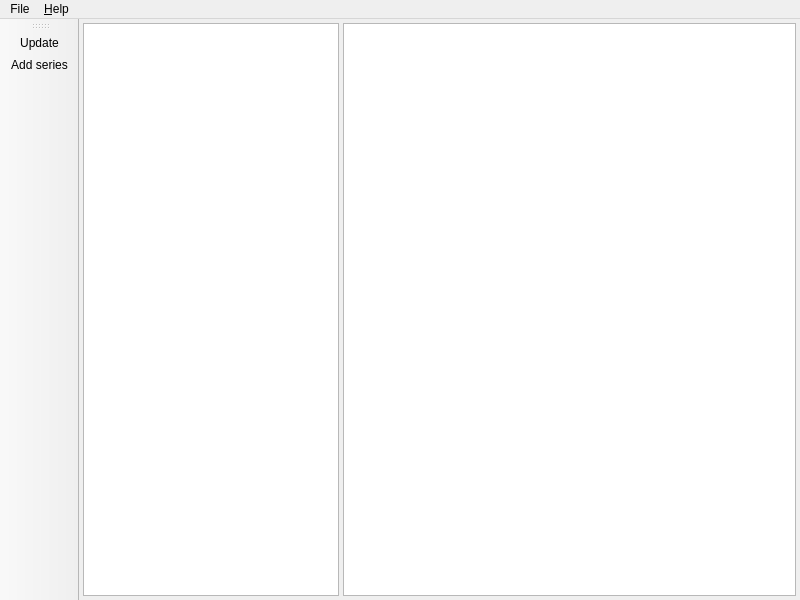
Qt form src/res/mainWindow.ui (christofsteel/mucomicload) before a commit.
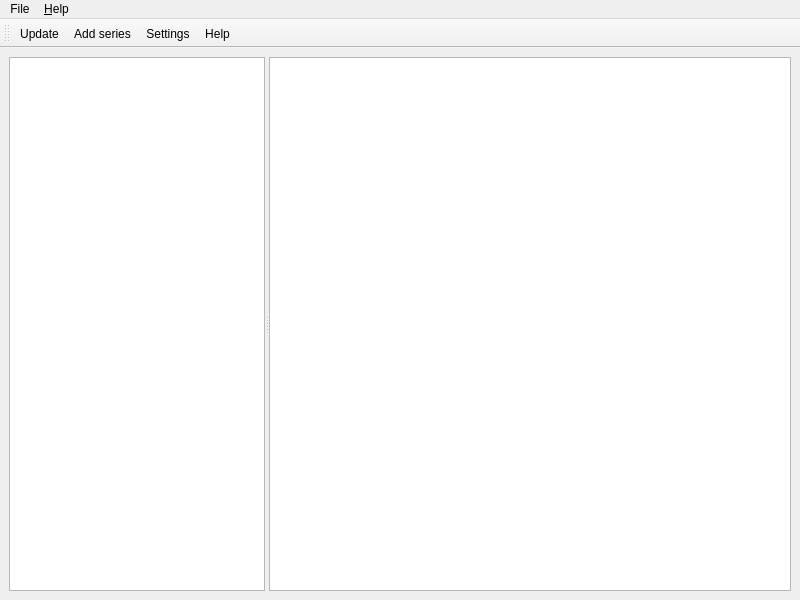
The same form after that commit. Icons and pictures are not drawn.

Diff of the .ui file:
```diff
--- a/src/res/mainWindow.ui
+++ b/src/res/mainWindow.ui
@@ -14,14 +14,12 @@
    <string>MainWindow</string>
   </property>
   <widget class="QWidget" name="horizontalSplit">
-   <layout class="QHBoxLayout" name="horizontalLayout_3">
-    <property name="spacing">
-     <number>4</number>
-    </property>
-    <property name="margin">
-     <number>4</number>
-    </property>
+   <layout class="QHBoxLayout" name="horizontalLayout">
     <item>
+     <widget class="QSplitter" name="splitter">
+      <property name="orientation">
+       <enum>Qt::Horizontal</enum>
+      </property>
      <widget class="QListView" name="listComics">
       <property name="sizePolicy">
        <sizepolicy hsizetype="Minimum" vsizetype="Expanding">
@@ -29,16 +27,36 @@
         <verstretch>0</verstretch>
        </sizepolicy>
       </property>
-     </widget>
-    </item>
-    <item>
-     <widget class="QTableView" name="tableIssues">
+       <property name="alternatingRowColors">
+        <bool>true</bool>
+       </property>
+      </widget>
+      <widget class="QListView" name="listIssues">
       <property name="sizePolicy">
-       <sizepolicy hsizetype="MinimumExpanding" vsizetype="Expanding">
-        <horstretch>0</horstretch>
+        <sizepolicy hsizetype="Expanding" vsizetype="Expanding">
+         <horstretch>1</horstretch>
         <verstretch>0</verstretch>
        </sizepolicy>
       </property>
+       <property name="contextMenuPolicy">
+        <enum>Qt::ActionsContextMenu</enum>
+       </property>
+       <property name="iconSize">
+        <size>
+         <width>128</width>
+         <height>128</height>
+        </size>
+       </property>
+       <property name="movement">
+        <enum>QListView::Static</enum>
+       </property>
+       <property name="resizeMode">
+        <enum>QListView::Adjust</enum>
+       </property>
+       <property name="viewMode">
+        <enum>QListView::IconMode</enum>
+       </property>
+      </widget>
      </widget>
     </item>
    </layout>
@@ -82,13 +100,15 @@
     <enum>Qt::ToolButtonTextUnderIcon</enum>
    </property>
    <attribute name="toolBarArea">
-    <enum>LeftToolBarArea</enum>
+    <enum>TopToolBarArea</enum>
    </attribute>
    <attribute name="toolBarBreak">
     <bool>false</bool>
    </attribute>
    <addaction name="actionUpdate"/>
    <addaction name="actionAdd_series"/>
+   <addaction name="menuFileSettings"/>
+   <addaction name="actionHelp"/>
   </widget>
   <action name="menuFileSettings">
    <property name="text">
```
Left out of the diff: 24 changed lines with no effect on the pictures. Lines whose indentation alone changed are shown as unchanged.
